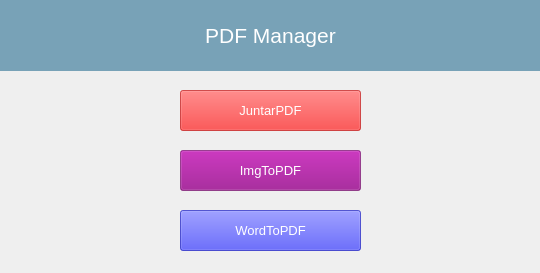
This is designs/designMenu.ui in mga98/pdfManager as Qt 5 draws it before an edit. The edited form follows.
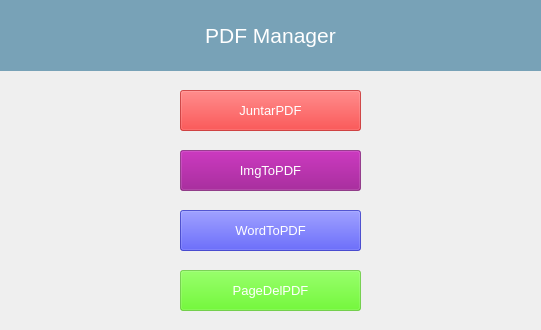
This is the edited form. Icons and pictures are not drawn.

```diff
--- a/designs/designMenu.ui
+++ b/designs/designMenu.ui
@@ -6,8 +6,8 @@
    <rect>
     <x>0</x>
     <y>0</y>
-    <width>540</width>
-    <height>273</height>
+    <width>541</width>
+    <height>330</height>
    </rect>
   </property>
   <property name="sizePolicy">
@@ -44,6 +44,7 @@
     </property>
     <property name="font">
      <font>
+      <family>Segoe UI Historic</family>
       <stylestrategy>PreferAntialias</stylestrategy>
      </font>
     </property>
@@ -147,6 +148,38 @@
      <string>WordToPDF</string>
     </property>
    </widget>
+   <widget class="QPushButton" name="btnPageDelPdf">
+    <property name="geometry">
+     <rect>
+      <x>180</x>
+      <y>270</y>
+      <width>181</width>
+      <height>41</height>
+     </rect>
+    </property>
+    <property name="font">
+     <font>
+      <family>Segoe UI Historic</family>
+      <pointsize>10</pointsize>
+      <weight>50</weight>
+      <italic>false</italic>
+      <bold>false</bold>
+      <underline>false</underline>
+      <strikeout>false</strikeout>
+      <stylestrategy>PreferAntialias</stylestrategy>
+     </font>
+    </property>
+    <property name="cursor">
+     <cursorShape>PointingHandCursor</cursorShape>
+    </property>
+    <property name="styleSheet">
+     <string notr="true">background-color: rgba(71, 238, 0, 0.5);
+color: rgb(255, 255, 255);</string>
+    </property>
+    <property name="text">
+     <string>PageDelPDF</string>
+    </property>
+   </widget>
   </widget>
  </widget>
  <resources>
```
Left out of the diff: 3 changed lines with no effect on the pictures.
